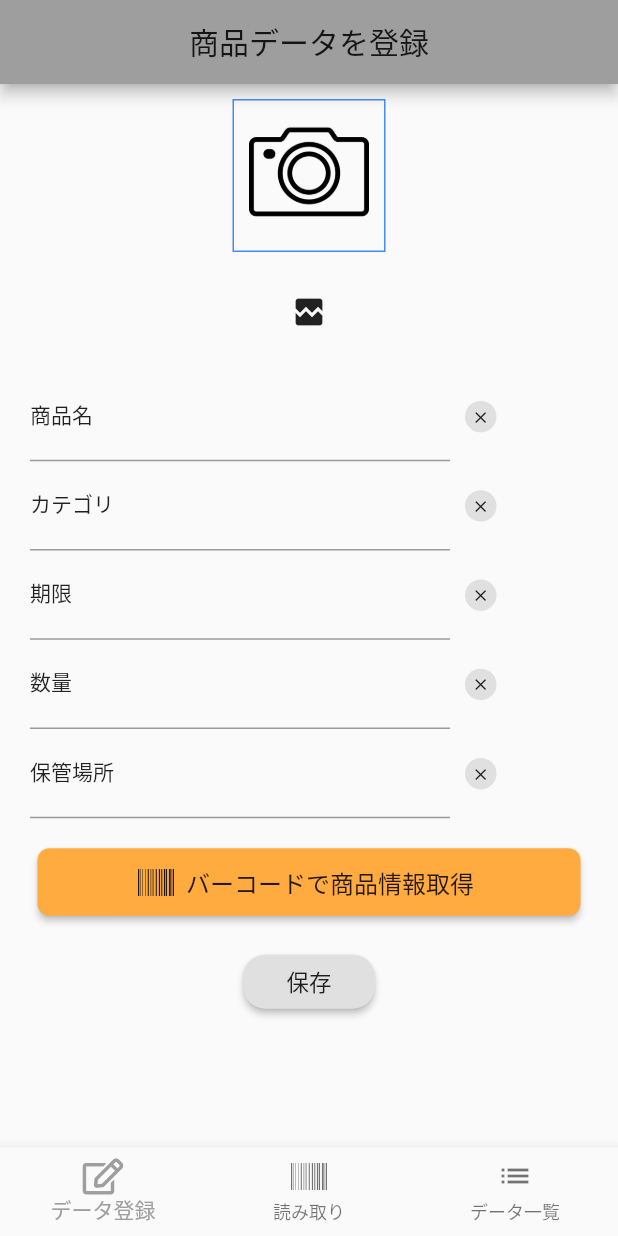
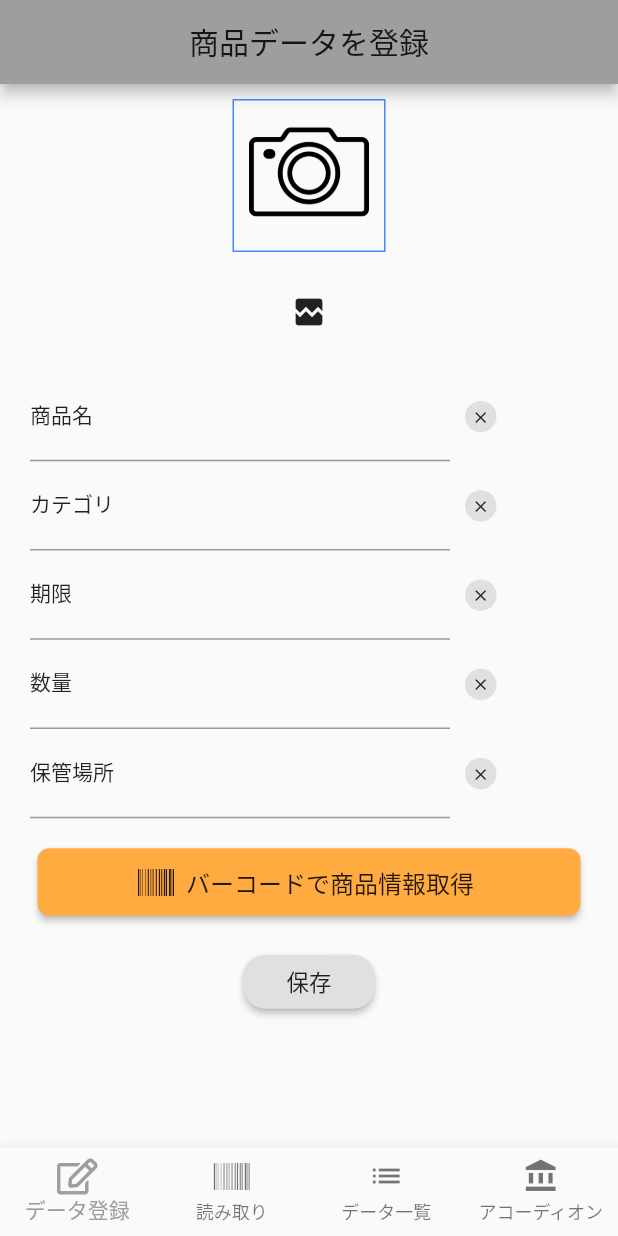
Before and after one commit to waterbook59/barcode-app, a Flutter app: the screen it shows after launch, on a phone screen of 412 x 824 dp. Run offline on Flutter 3.47's test engine with Material 2 defaults, Android fonts, the phone set to English and light mode, and no system bars; our stand-ins replace cached_network_image, chopper, fluttertoast, font_awesome_flutter, image_picker; missing offline and left inert: configurable_expansion_tile, flutter_barcode_scanner; Roboto replaces fonts that are missing (NotoSansJP-Regular).

Commit message:
アコーディオンメニューを追加

```diff
--- a/lib/views/home_screen.dart
+++ b/lib/views/home_screen.dart
@@ -1,4 +1,5 @@
 import 'package:barcodeapp/style.dart';
+import 'package:barcodeapp/views/accordion_menu/page/accordinon_menu.dart';
 import 'package:barcodeapp/views/barcode_read/pages/barcode_read_page.dart';
 import 'package:barcodeapp/views/data_list/data_list_page.dart';
 import 'package:barcodeapp/views/data_registration/page/data_registration_page.dart';
@@ -17,6 +18,7 @@ class _HomeScreenState extends State<HomeScreen> {
     DataRegistration(),
     BarcodeReadPage(),
     DataListPage(),
+    AccordionMenu(),
   ];
 
   @override
@@ -24,6 +26,7 @@ class _HomeScreenState extends State<HomeScreen> {
     return SafeArea(
       child: Scaffold(
         bottomNavigationBar: BottomNavigationBar(
+          type: BottomNavigationBarType.fixed,
           items: const <BottomNavigationBarItem>[
             BottomNavigationBarItem(
                 icon:FaIcon(FontAwesomeIcons.edit),
@@ -34,6 +37,9 @@ class _HomeScreenState extends State<HomeScreen> {
             BottomNavigationBarItem(
                 icon: Icon(Icons.list),
                 title: Text('データ一覧',style: TextStyle(fontFamily: boldFont))),
+            BottomNavigationBarItem(
+                icon: Icon(Icons.account_balance),
+                title: Text('アコーディオン',style: TextStyle(fontFamily: boldFont))),
           ],
           currentIndex: _currentIndex,
           onTap: _onItemTapped,
--- a/pubspec.yaml
+++ b/pubspec.yaml
@@ -40,6 +40,7 @@ dependencies:
   cached_network_image: ^2.3.3
   fluttertoast: ^7.1.1
   image_picker: ^0.6.7+12
+  configurable_expansion_tile: ^1.0.0
 
 dev_dependencies:
   flutter_test:
```
Also changed, not shown: lib/views/accordion_menu/page/accordinon_menu.dart (added, +49 -0 lines), pubspec.lock.
